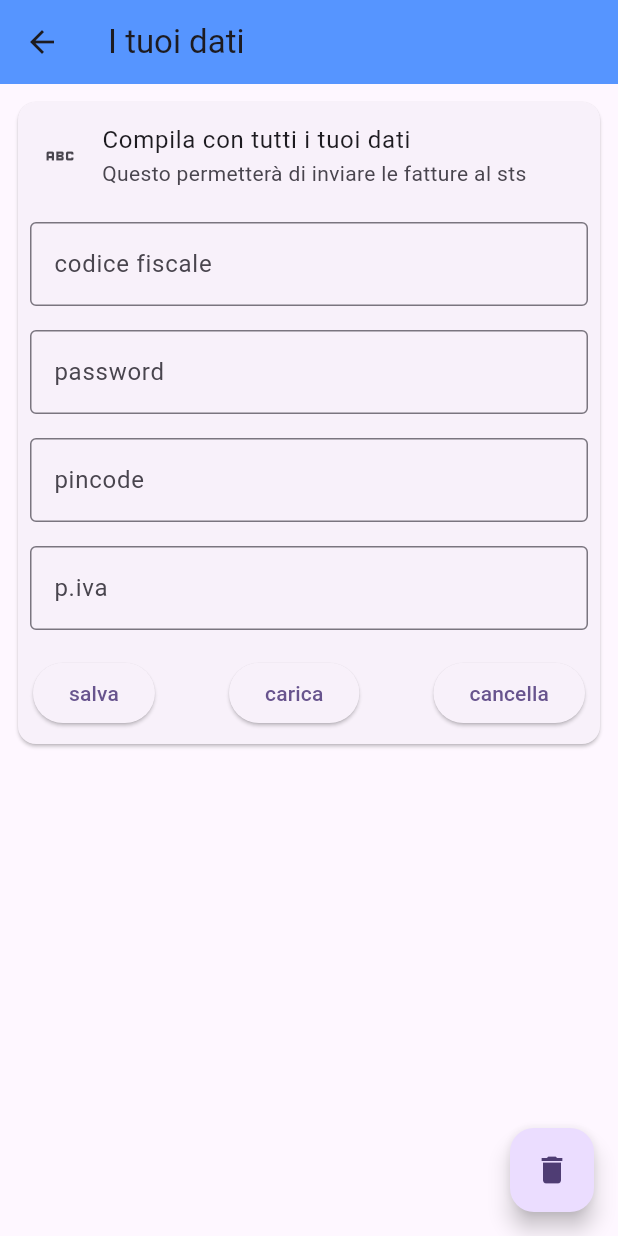
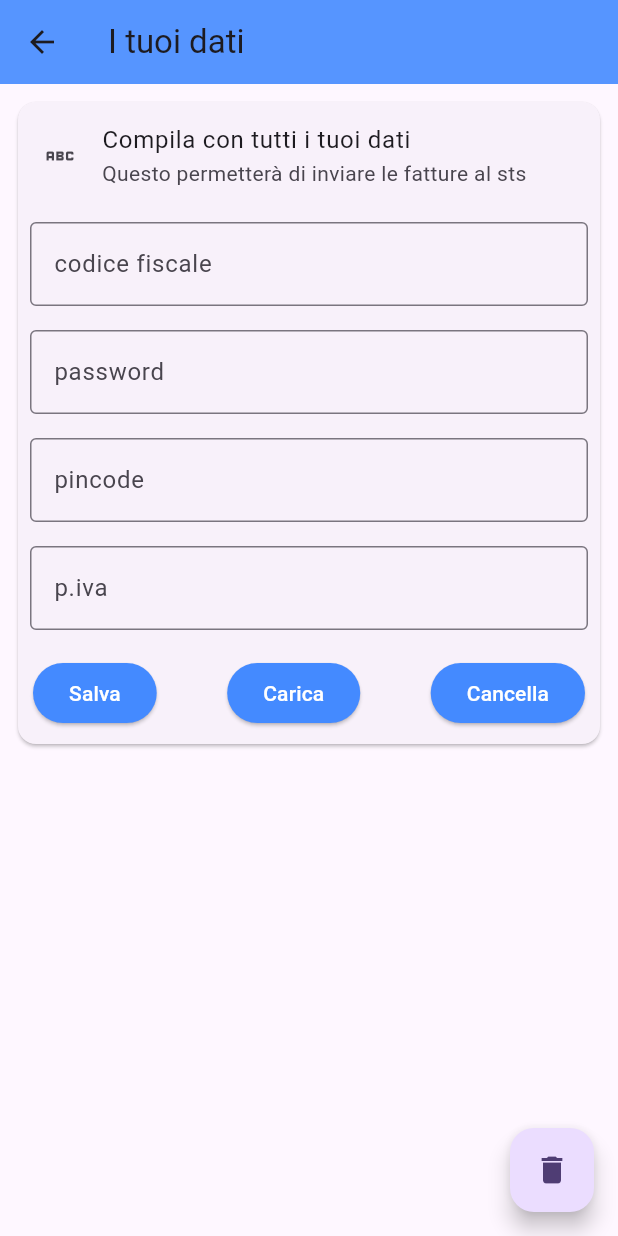
Before and after one commit to MattiaB01/STS2024_Flutter, a Flutter app: the ProprietarioRoute screen opened directly, on a phone screen of 412 x 824 dp. Run offline on Flutter 3.47's test engine with Material 3 defaults, Android fonts, the phone set to English and light mode, and no system bars; our stand-ins replace google_fonts, local_auth, shared_preferences, sqflite; missing offline and left inert: dart:ffi; accounts and stored records are empty; network calls fail.

Commit message:
ulteriori modifiche grafiche

```diff
--- a/lib/controllers/proxy.dart
+++ b/lib/controllers/proxy.dart
@@ -1,9 +1,9 @@
 class Proxy {
   //per raspberry
-  //static String proxy = "81.56.140.178:3000";
+  static String proxy = "81.56.140.178:3000";
 
   //per server locale
-  static String proxy = "192.168.1.183:8080";
+  //static String proxy = "192.168.1.183:8080";
 
   String getProxy() {
     return proxy;
--- a/lib/proprietario_routes.dart
+++ b/lib/dati_proprietario.dart
@@ -87,14 +87,29 @@ class ProprietarioRoute extends StatelessWidget {
                 mainAxisAlignment: MainAxisAlignment.spaceBetween,
                 children: [
                   ElevatedButton(
+                      style: ElevatedButton.styleFrom(
+                        backgroundColor: Colors.blueAccent,
+                        foregroundColor: Colors.white,
+                      ),
                       onPressed: () {
                         _salva(context);
                       },
-                      child: const Text('salva')),
-                  const ElevatedButton(
-                      onPressed: carica, child: Text('carica')),
-                  const ElevatedButton(
-                      onPressed: cancella, child: Text('cancella')),
+                      child: const Text('Salva')),
+                  ElevatedButton(
+                    style: ElevatedButton.styleFrom(
+                      backgroundColor: Colors.blueAccent,
+                      foregroundColor: Colors.white,
+                    ),
+                    onPressed: carica,
+                    child: Text('Carica'),
+                  ),
+                  ElevatedButton(
+                      style: ElevatedButton.styleFrom(
+                        backgroundColor: Colors.blueAccent,
+                        foregroundColor: Colors.white,
+                      ),
+                      onPressed: cancella,
+                      child: Text('Cancella')),
                 ],
               ),
             )
--- a/lib/menu_principale copy.dart
+++ b/lib/menu_principale copy.dart
@@ -1,9 +1,9 @@
 import 'package:flutter/material.dart';
 import 'package:sqflite/sqflite.dart';
 //import 'package:sqflite/sqflite.dart';
-import 'proprietario_routes.dart';
+import 'dati_proprietario.dart';
 import 'sts_db.dart';
-import 'utente_routes.dart';
+import 'nuovo_utente.dart';
 //import 'elenco_utenti_routes.dart';
 import 'elenco_utenti.dart';
 //import 'package:local_auth/local_auth.dart';
--- a/lib/menu_principale.dart
+++ b/lib/menu_principale.dart
@@ -3,9 +3,9 @@ import 'package:shared_preferences/shared_preferences.dart';
 import 'package:sts/elenco_fatture.dart';
 import 'package:sts/elenco_utenti.dart';
 import 'package:sts/nuova_fattura.dart';
-import 'package:sts/proprietario_routes.dart';
+import 'package:sts/dati_proprietario.dart';
 import 'package:sts/sts_db.dart';
-import 'package:sts/utente_routes.dart';
+import 'package:sts/nuovo_utente.dart';
 import 'package:sts/views/screens/auth/login.dart';
 
 class MyApp extends StatelessWidget {
```
Also changed, not shown: lib/elenco_fatture.dart (+13 -16 lines), lib/elenco_utenti.dart (+9 -4 lines), lib/nuova_fattura.dart (+38 -7 lines), lib/nuovo_utente.dart (renamed from lib/utente_routes.dart, +12 -3 lines).
